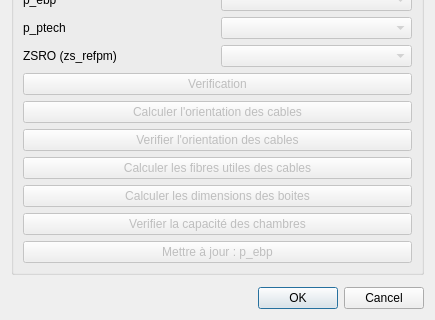
Qt form boite_dimensioning_dialog_base.ui (MohannadAdham/BoiteDimensioning) before a commit; both pictures show x 0 to 435 and y 282 to 602 of the 435 by 602 pixel window.
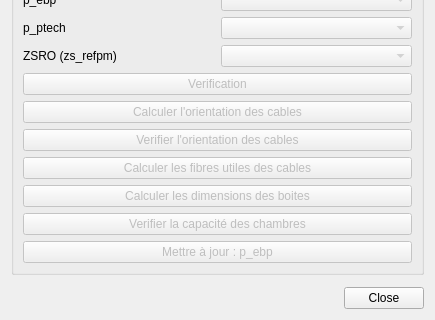
The same form after that commit.

Commit message: Removes the 'OK' button and replaces the 'Cancel' button with 'Close' button

The edit to the form file:
```diff
--- a/boite_dimensioning_dialog_base.ui
+++ b/boite_dimensioning_dialog_base.ui
@@ -358,7 +358,7 @@
       <enum>Qt::Horizontal</enum>
      </property>
      <property name="standardButtons">
-      <set>QDialogButtonBox::Cancel|QDialogButtonBox::Ok</set>
+      <set>QDialogButtonBox::Close</set>
      </property>
     </widget>
    </item>
```
The commit also changes 4 other files.
